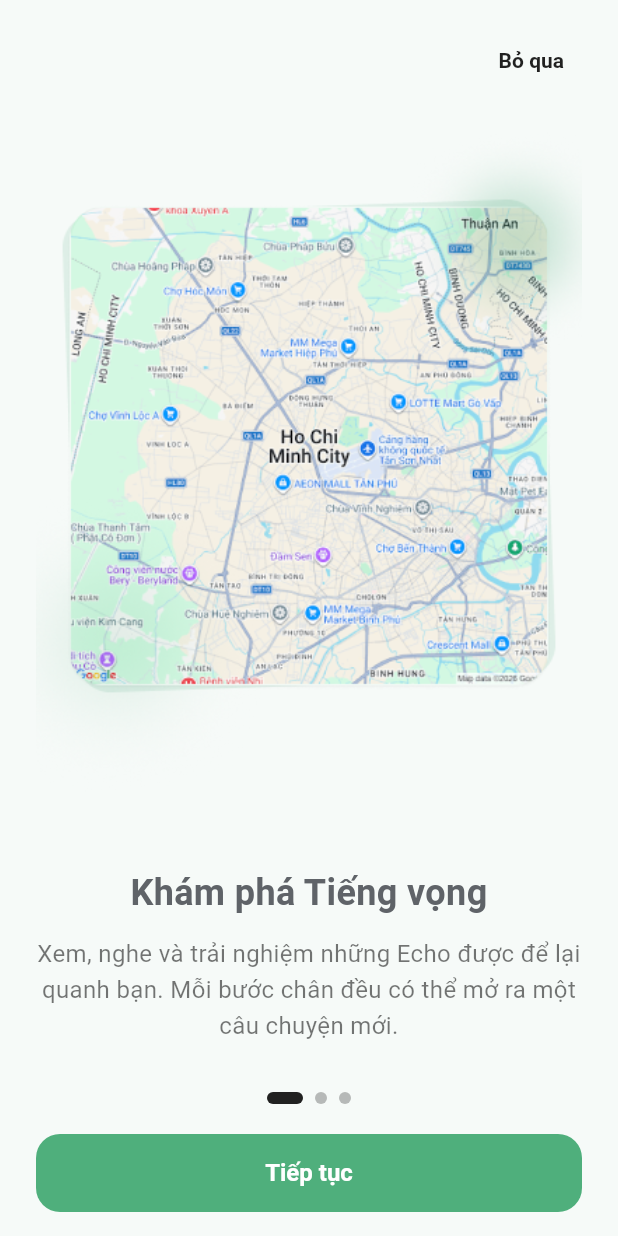
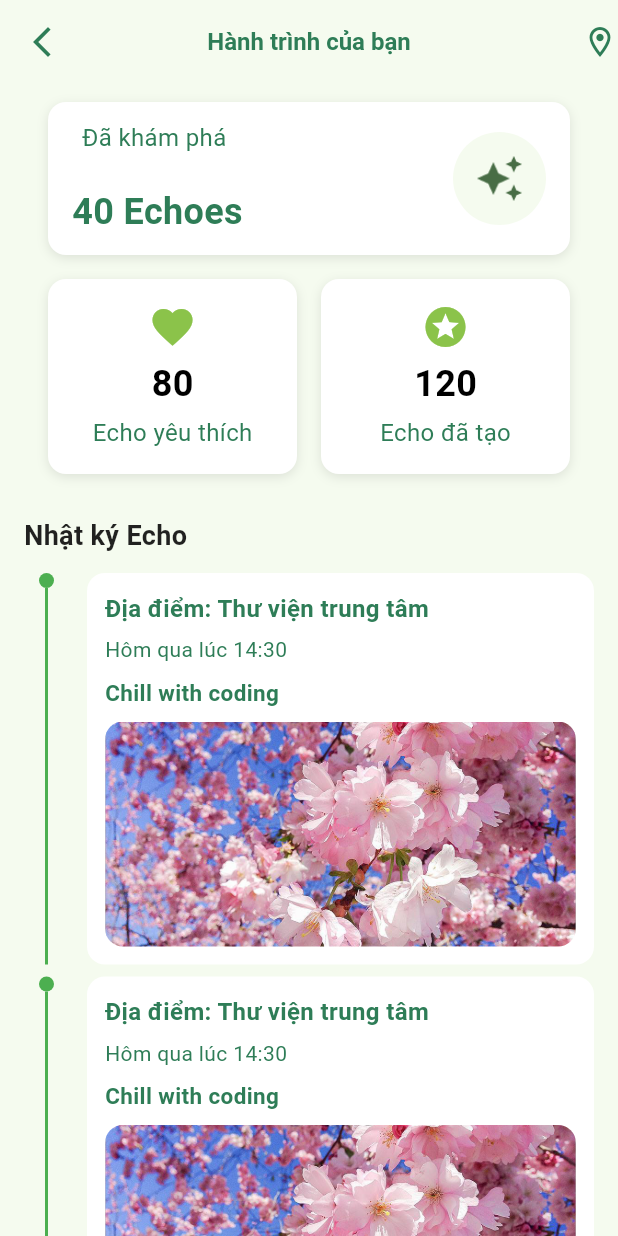
Before and after one commit to 22130217LamHongPhuc/NLUEchoApplication, a Flutter app: the screen it shows after launch, on a phone screen of 412 x 824 dp. Run offline on Flutter 3.47's test engine with Material 3 defaults, Android fonts, the phone set to English and light mode, and no system bars; our stand-ins replace dio, flutter_dotenv, flutter_riverpod, geolocator, go_router, image_picker and 5 more; missing offline and left inert: dart:ffi, record, trackasia_gl.

Commit message:
build ui for echo history screen

```diff
--- a/lib/core/router/app_infor_router.dart
+++ b/lib/core/router/app_infor_router.dart
@@ -18,6 +18,10 @@ class AppInforRouter {
 
   static const String echoDetailName = 'echo_detail';
 
+  static const String echoHistoryPath = '/echo_history';
+
+  static const String echoHistoryName = 'echo_history';
+
 
 
 
--- a/lib/core/router/app_router.dart
+++ b/lib/core/router/app_router.dart
@@ -2,6 +2,7 @@ import 'package:echo_nlu/core/enums/echo_type.dart';
 import 'package:echo_nlu/features/auth/screens/login_screen.dart';
 import 'package:echo_nlu/features/auth/screens/register_screen.dart';
 import 'package:echo_nlu/features/echo_detail/screens/echo_detail_screen.dart';
+import 'package:echo_nlu/features/history/screens/echo_history_screen.dart';
 import 'package:echo_nlu/features/onboarding/screens/flash_screen.dart';
 import 'package:echo_nlu/features/onboarding/screens/on_board_screen.dart';
 import 'package:flutter/cupertino.dart';
@@ -13,7 +14,7 @@ import '../../features/permission/screens/location_permission_screen.dart';
 import 'app_infor_router.dart';
 
 final appRouter = GoRouter(
-  initialLocation: AppInforRouter.splashPath,
+  initialLocation: AppInforRouter.echoHistoryPath,
   routes: [
     GoRoute(
       path: AppInforRouter.splashPath,
@@ -69,6 +70,12 @@ final appRouter = GoRouter(
             distance: 10.0,
           );
         }
+    ),
+
+    GoRoute(
+      path: AppInforRouter.echoHistoryPath,
+      name : AppInforRouter.echoHistoryName,
+      builder: (context, state) => EchoHistoryScreen()
     )
 
 
--- /dev/null
+++ b/lib/features/history/components/list_history_echo.dart
@@ -0,0 +1,123 @@
+import 'package:echo_nlu/core/constants/app_colors.dart';
+import 'package:flutter/material.dart';
+
+class ListHistoryEcho extends StatelessWidget {
+  const ListHistoryEcho({super.key});
+
+  @override
+  Widget build(BuildContext context) {
+    return  Column(
+      crossAxisAlignment: CrossAxisAlignment.start,
+      children: [
+        Text(
+          'Nhật ký Echo',
+          style: TextStyle(
+            fontSize: 18,
+            fontWeight: FontWeight.bold,
+            color: Colors.black87,
+          ),
+        ),
+        SizedBox(height: 12),
+        Expanded(
+          child: ListView.separated(
+            itemCount: 10,
+            separatorBuilder: (context, index) => SizedBox(height: 8),
+            itemBuilder: (context, index) => historyEchoItem(),
+          ),
+        ),
+
+      ],
+    );
+  }
+
+  Widget historyEchoItem (){
+    return IntrinsicHeight(
+      child: Row(
+        crossAxisAlignment: CrossAxisAlignment.stretch,
+        children: [
+          SizedBox(
+            width: 30,
+            child: Column(
+              children: [
+                Container(
+                  width: 10,
+                  height: 10,
+                  decoration: BoxDecoration(
+                    color: Colors.green,
+                    shape: BoxShape.circle,
+                  ),
+                ),
+                Expanded(
+                  child: Container(
+                    width: 2,
+                    color: Colors.green,
+                  ),
+                )
+
+              ],
+            ),
+          ),
+          SizedBox(
+            width: 12,
+          ),
+
+          Expanded(child: _card()),
+        ],
+      ),
+    );
+  }
+
+  Widget _card() {
+    return Card(
+      shape: RoundedRectangleBorder(borderRadius: BorderRadius.circular(12)),
+      color: Colors.white,
+      child: Padding(
+        padding: const EdgeInsets.all(12.0),
+        child: Column(
+          crossAxisAlignment: CrossAxisAlignment.start,
+          children: [
+            Text(
+              'Địa điểm: Thư viện trung tâm',
+              style: TextStyle(
+                fontSize: 16,
+                fontWeight: FontWeight.w600,
+                color: AppColors.primary,
+              ),
+            ),
+            SizedBox(height: 6),
+            Text(
+              'Hôm qua lúc 14:30',
+              style: TextStyle(
+                fontSize: 14,
+                color: AppColors.primary,
+
+              ),
+            ),
+            SizedBox(height: 8),
+            Text(
+              'Chill with coding',
+              style: TextStyle(
+                fontSize: 15,
+                color: AppColors.primary,
+                fontWeight: FontWeight.w600,
+
+              ),
+            ),
+            SizedBox(height: 8),
+
+            ClipRRect(
+              borderRadius: BorderRadius.circular(12),
+              child: Image.asset(
+                'assets/images/hoa_anh_dao.jpg',
+                width: double.infinity,
+                height: 150,
+                fit: BoxFit.cover,
+              ),
+            ),
+
+          ],
+        ),
+      ),
+    );
+  }
+}
--- /dev/null
+++ b/lib/features/history/components/statitic_echo_history.dart
@@ -0,0 +1,132 @@
+import 'package:echo_nlu/core/constants/app_colors.dart';
+import 'package:echo_nlu/core/constants/app_spacing.dart';
+import 'package:echo_nlu/core/constants/app_text_size.dart';
+import 'package:flutter/cupertino.dart';
+import 'package:flutter/material.dart';
+import 'package:flutter_riverpod/flutter_riverpod.dart';
+
+class StatisticEchoHistory extends ConsumerWidget {
+  const StatisticEchoHistory({super.key});
+
+
+  @override
+  Widget build(BuildContext context, WidgetRef ref) {
+    final theme = Theme.of(context);
+    return Padding(
+      padding: const EdgeInsets.symmetric(
+        horizontal: AppSpacing.lg,
+        vertical: AppSpacing.md,
+      ),
+      child: Column(
+        children: [
+          Container(
+            decoration: BoxDecoration(
+              color: Colors.white,
+
+              borderRadius: BorderRadius.circular(12),
+              boxShadow: [
+                BoxShadow(
+                  color: Colors.black.withOpacity(0.1),
+                  blurRadius: 6,
+                  offset: const Offset(0, 2),
+                ),
+              ],
+            ),
+            child: Padding(
+              padding: const EdgeInsets.symmetric(
+                horizontal: AppSpacing.lg,
+                vertical: AppSpacing.md,
+              ),
+              child: Row(
+                crossAxisAlignment: CrossAxisAlignment.center,
+                mainAxisAlignment: MainAxisAlignment.spaceBetween,
+                children: [
+                  Column(
+                    children: [
+                      Text('Đã khám phá ', style: theme.textTheme.bodyMedium?.copyWith(
+                        color: AppColors.primary,
+                        fontSize: AppTextSize.lg
+                      )),
+                      SizedBox(height: AppSpacing.xl),
+                      Text('40 Echoes', style: theme.textTheme.bodyMedium?.copyWith(
+                        color: AppColors.primary,
+                        fontWeight: FontWeight.bold,
+                          fontSize: AppTextSize.xxl
+                      )),
+                    ],
+                  ),
+                  Container(
+                    padding: EdgeInsets.all(
+                      AppSpacing.lg
+                    ),
+                    decoration: BoxDecoration(
+                      color: AppColors.accent,
+                      shape: BoxShape.circle,
+                    ),
+                    child: Image.asset(
+                      'assets/images/star.png',
+                      width: 30,
+                      height: 30,
+                      fit: BoxFit.cover,
+                    ),
+                  )
+                ],
+              ),
+            ),
+          ),
+          SizedBox(height: AppSpacing.lg,),
+          Row(
+            children: [
+              Expanded(child: _statisticItem(theme,Icons.favorite,'Echo yêu thích', '80')),
+              SizedBox(width: AppSpacing.lg,),
+              Expanded(child: _statisticItem(theme,Icons.stars,'Echo đã tạo', '120')),
+
+            ],
+          )
+        ],
+      ),
+    );
+  }
+
+  Widget _statisticItem(ThemeData theme,IconData icon, String description, String value) {
+    return Container(
+      padding: EdgeInsets.symmetric(
+        vertical: AppSpacing.lg
+      ),
+      decoration: BoxDecoration(
+        color: Colors.white,
+        borderRadius: BorderRadius.circular(12),
+        boxShadow: [
+          BoxShadow(
+            color: Colors.black.withOpacity(0.1),
+            blurRadius: 6,
+            offset: const Offset(0, 2),
+          ),
+        ],
+      ),
+      child: Column(
+        mainAxisAlignment: MainAxisAlignment.center,
+        children: [
+          Icon(
+            icon,
+            color: Colors.lightGreen,
+            size: AppTextSize.xxxl,
+          ),
+          SizedBox(height: 4),
+          Text(value, style: theme.textTheme.bodyMedium?.copyWith(
+            color: AppColors.black,
+            fontWeight: FontWeight.bold,
+              fontSize: AppTextSize.xxl
+          )),
+
+          SizedBox(height: 4,),
+          Text(description, style: theme.textTheme.bodyMedium?.copyWith(
+              color: AppColors.primary,
+              fontSize: AppTextSize.lg
+          )),
+        ],
+      ),
+    );
+  }
+
+}
--- /dev/null
+++ b/lib/features/history/screens/echo_history_screen.dart
@@ -0,0 +1,70 @@
+import 'package:echo_nlu/core/constants/app_spacing.dart';
+import 'package:echo_nlu/features/history/components/list_history_echo.dart';
+import 'package:echo_nlu/features/history/components/statitic_echo_history.dart';
+import 'package:flutter/material.dart';
+
+import '../../../core/constants/app_colors.dart';
+import '../../../core/constants/app_text_size.dart';
+
+class EchoHistoryScreen extends StatefulWidget {
+  const EchoHistoryScreen({super.key});
+
+  @override
+  State<EchoHistoryScreen> createState() => _EchoHistoryScreenState();
+}
+
+class _EchoHistoryScreenState extends State<EchoHistoryScreen> {
+  @override
+  Widget build(BuildContext context) {
+    return Scaffold(
+      resizeToAvoidBottomInset: true,
+      backgroundColor: AppColors.transparent,
+      appBar: AppBar(
+        leading: GestureDetector(
+          onTap: () => Navigator.of(context).pop(),
+          child: const Icon(Icons.arrow_back_ios_new, color: AppColors.primary),
+        ),
+        actions: [
+          Center(
+            child: Icon(Icons.location_on_outlined, color: AppColors.primary),
+          ),
+        ],
+        centerTitle: true,
+        title: Column(
+          crossAxisAlignment: CrossAxisAlignment.start,
+          children: [
+            const Text(
+              'Hành trình của bạn',
+              style: TextStyle(
+                color: AppColors.primary,
+                fontSize: AppTextSize.lg,
+                fontWeight: FontWeight.bold,
+              ),
+            ),
+          ],
+        ),
+        backgroundColor: AppColors.accent,
+        elevation: 0,
+      ),
+      body: Container(
+        color: AppColors.accent,
+        child: Padding(
+          padding:  EdgeInsets.only(
+            left: AppSpacing.lg,
+            right: AppSpacing.lg,
+          ),
+          child: Column(
+            mainAxisAlignment: MainAxisAlignment.start,
+            children: [
+              StatisticEchoHistory(),
+              SizedBox(height: AppTextSize.lg,),
+              Expanded(
+                child: ListHistoryEcho(),
+              )
+            ],
+          ),
+        ),
+      ),
+    );
+  }
+}
```
Also changed, not shown: assets/images/star.png (added).
